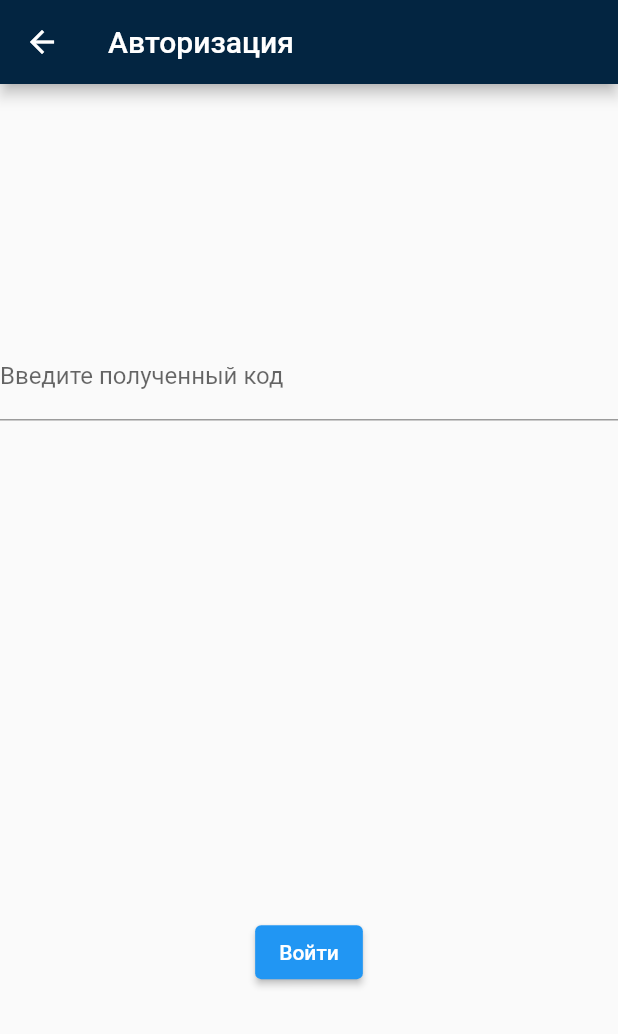
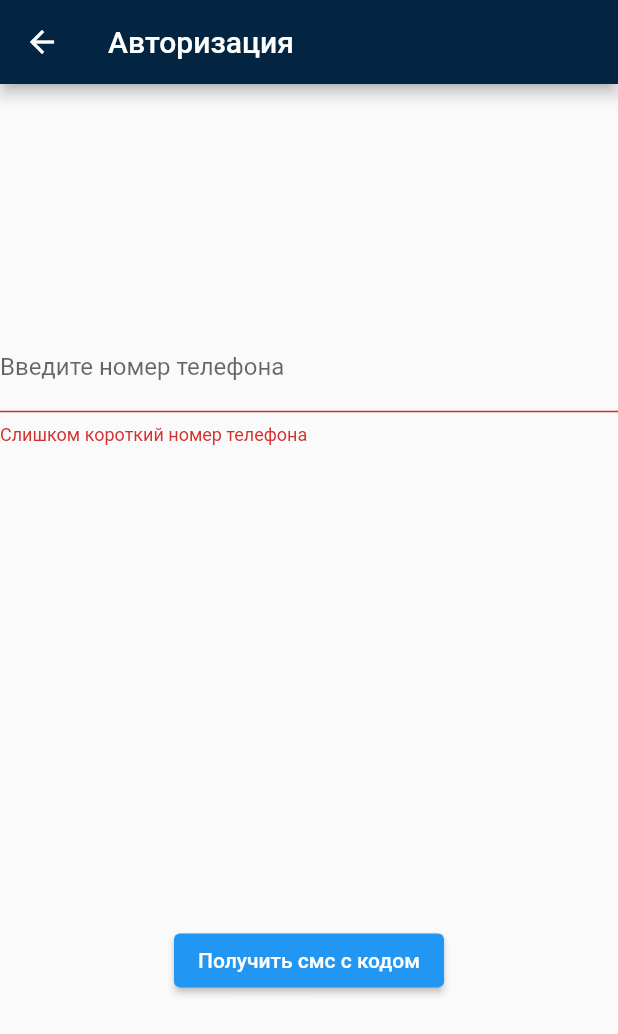
Before and after one commit to TsvetkovDmitriy/Leson-6, a Flutter app: the LoginPage screen opened directly, after a tap on "Получить смс с кодом", on a phone screen of 412 x 824 dp. Shown: the top 1034 px of the screen. Run offline on Flutter 3.47's test engine with Material 2 defaults, Android fonts, the phone set to English and light mode, and no system bars; network calls fail.

```diff
--- a/lib/UI/pages/login_page.dart
+++ b/lib/UI/pages/login_page.dart
@@ -13,6 +13,33 @@ class LoginPage extends StatefulWidget {
 class _LoginPageState extends State<LoginPage> {
   bool codeWasSended = false;
   TextEditingController phonNumberController = TextEditingController ();
+  String? errorMessage;
+  String phoneNumber = '';
+
+  checkPhoneNumber () {
+    if (phonNumberController.text.length >12) {
+      errorMessage = 'Слишком длинный номер телефона';
+    }
+    else { if (phonNumberController.text.length <12) {
+      errorMessage = 'Слишком короткий номер телефона';
+    } else {
+      errorMessage = null;
+      codeWasSended = true;
+      phoneNumber = phonNumberController.text;
+      phonNumberController.text = '';
+    }
+    }
+  }
+
+  checkCode () {
+    if (phonNumberController.text.length != 12) {
+      errorMessage = 'Код должен быть из 6и символов';
+    }
+    else  {
+      errorMessage = null;
+      codeWasSended = true;
+    }
+  }
 
   @override
   Widget build(BuildContext context) {
@@ -31,13 +58,16 @@ class _LoginPageState extends State<LoginPage> {
       crossAxisAlignment: CrossAxisAlignment.center,
       children: [
         TextFormField(controller: phonNumberController,
-            decoration: InputDecoration(
+            decoration: InputDecoration( errorText: errorMessage,
           label: Text(codeWasSended? 'Введите полученный код' : 'Введите номер телефона')
         )),
         ElevatedButton(onPressed: () {
+          if (codeWasSended) {
+            checkCode ();
+          } else {
+          checkPhoneNumber();}
           setState(() {
-            // codeWasSended = true;
-            codeWasSended = !codeWasSended;
+
           });
 
         }
--- a/pubspec.yaml
+++ b/pubspec.yaml
@@ -58,8 +58,8 @@ flutter:
   uses-material-design: true
 
   # To add assets to your application, add an assets section, like this:
-  # assets:
-  #   - images/a_dot_burr.jpeg
+  assets:
+     - assets/
   #   - images/a_dot_ham.jpeg
 
   # An image asset can refer to one or more resolution-specific "variants", see
```
Also changed, not shown: lib/UI/widgets/news_widget.dart (+36 -18 lines), pubspec.lock.
